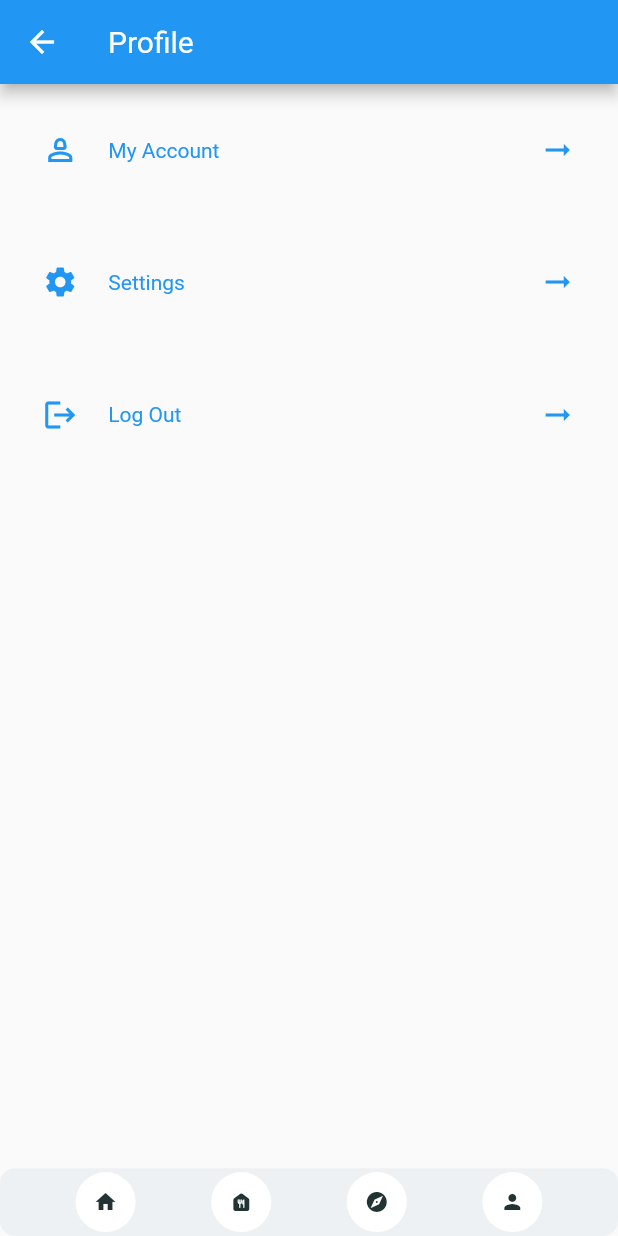
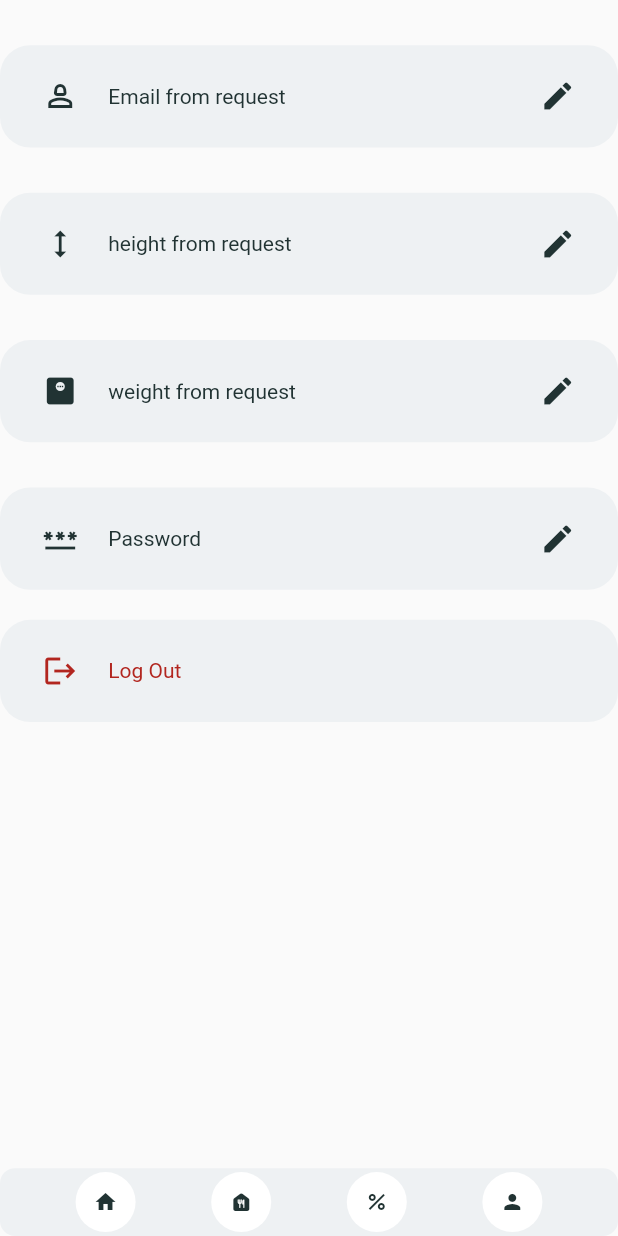
Before and after one commit to MohammedQadumy/diabetes-app, a Flutter app: the ProfilePage screen opened directly, on a phone screen of 412 x 824 dp. Run offline on Flutter 3.47's test engine with Material 2 defaults, Android fonts, the phone set to English and light mode, and no system bars; our stand-ins replace dots_indicator, flutter_rating_bar, get, shared_preferences; missing offline and left inert: dart:ffi; accounts and stored records are empty.

Commit message:
profile_screen_added

```diff
--- a/lib/main.dart
+++ b/lib/main.dart
@@ -1,6 +1,7 @@
 import 'package:diabetes_app/pages/AppPage/mainPage.dart';
 import 'package:diabetes_app/pages/AppPage/new_meal_page.dart';
 import 'package:diabetes_app/pages/signWidgets/signInWidget.dart';
+import 'package:diabetes_app/pages/signWidgets/welcomePage.dart';
 import 'package:diabetes_app/pages/stats/stats_page.dart';
 import 'package:flutter/material.dart';
 import 'package:get/get_navigation/src/root/get_material_app.dart';
@@ -25,12 +26,12 @@ class MyApp extends StatefulWidget{
 class _MyAppState extends State<MyApp>{
   @override
   Widget build(BuildContext context) {
-    // welcomeWidget(), MainPage() ,StatsPage() ,NewMealPage
+    // , MainPage() ,StatsPage() ,NewMealPage
     //MainPage()
     return const GetMaterialApp(
       debugShowCheckedModeBanner: false,
       home: Scaffold(
-        body:  MainPage(),
+        body:  SignInWidget(),
       ),
     );
   }
--- a/lib/pages/AppPage/food_page_body.dart
+++ b/lib/pages/AppPage/food_page_body.dart
@@ -132,7 +132,7 @@ class _FoodPageBodyState extends State<FoodPageBody> {
                             color: AppColors.chipBackground
                           ),
                         child: Padding(padding: EdgeInsets.only(left: Dimensions.height10,top: Dimensions.height10),
-                          child: AppColumn(text: "Testtttttttttttttttttttttttttttttttttttttttt"),
+                          child: const AppColumn(text: "Broccoli & Chicken"),
                         ),
                         ),
                       )
--- a/lib/pages/profilePage/profile_body.dart
+++ b/lib/pages/profilePage/profile_body.dart
@@ -1,20 +1,99 @@
 
 
+import 'package:diabetes_app/components/app_big_text.dart';
+import 'package:diabetes_app/components/app_button.dart';
+import 'package:diabetes_app/components/app_textfield.dart';
 import 'package:diabetes_app/pages/profilePage/profile_menu.dart';
+import 'package:diabetes_app/pages/signWidgets/signInWidget.dart';
 import 'package:diabetes_app/utils/dimenstions.dart';
 import 'package:flutter/cupertino.dart';
 import 'package:flutter/material.dart';
 
-class ProfileBody extends StatelessWidget {
+import '../../utils/colors.dart';
+
+
+
+
+class ProfileBody extends StatefulWidget {
   const ProfileBody({Key? key}) : super(key: key);
+
+  @override
+  State<ProfileBody> createState() => _ProfileBodyState();
+}
+
+class _ProfileBodyState extends State<ProfileBody> {
+
+  TextEditingController oldOverlayController = TextEditingController() ;
+  TextEditingController newOverlayController = TextEditingController() ;
+  TextEditingController confirmPasswordController = TextEditingController() ;
+
+
+  void _openEditInformationOverlay(IconData icon , TextEditingController oldController , TextEditingController newController,  bool isObscureText , String currentInformaion , String hintText){
+    oldOverlayController.text= currentInformaion;
+    showModalBottomSheet(context: context, builder: (ctx){
+      return Container(
+        margin: EdgeInsets.only(top: Dimensions.height20),
+        decoration: BoxDecoration(
+        borderRadius: BorderRadius.circular(Dimensions.radius15)
+        ),
+        height: Dimensions.screenHeight/2,
+
+        child: Column(
+          crossAxisAlignment: CrossAxisAlignment.start,
+          children: [
+            isObscureText==true?AppTextField(controller: oldController, icon: icon, obscureText: isObscureText , hintText: hintText,):Container( margin: EdgeInsets.only(left: Dimensions.height20 , bottom:Dimensions.height20 ) , child: AppBigText(text: currentInformaion)),
+            isObscureText==true?AppTextField(controller: newController, icon: icon, obscureText: true , hintText: "New Passwword"):AppTextField(controller: newController, icon: icon, obscureText: false , hintText: hintText,),
+            if(isObscureText==true)AppTextField(controller: confirmPasswordController , icon: icon, obscureText: true , hintText: "Re-enter your new Password",),
+            Row(
+              children: [
+                GestureDetector(child: AppButton(text: "Cancel") , onTap: (){
+                  Navigator.pop(context);
+                },),
+                GestureDetector(child: AppButton(text: "Confirm") , onTap: null,),
+              ],
+            )
+          ],
+        ),
+      );
+    });
+  }
 
   @override
   Widget build(BuildContext context) {
     return Column(
       children: [
-        ProfileMenu(icon: Icons.person_2_outlined,text: "My Account", pressed: (){},),
-        ProfileMenu(icon: Icons.settings,text: "Settings", pressed: (){},),
-        ProfileMenu(icon: Icons.logout,text: "Log Out", pressed: (){},),
+        ProfileMenu(icon: Icons.person_2_outlined,text: "Email from request", pressed: (){
+          _openEditInformationOverlay(Icons.email , oldOverlayController ,newOverlayController, false , "current: user Email" , "New Email");
+        },),
+        ProfileMenu(icon: Icons.height,text: "height from request", pressed: (){
+          _openEditInformationOverlay(Icons.height , oldOverlayController , newOverlayController,false , "user height" , "New height");
+        },),
+        ProfileMenu(icon: Icons.monitor_weight,text: "weight from request", pressed: (){
+          _openEditInformationOverlay(Icons.monitor_weight , oldOverlayController , newOverlayController,false , "user weight" , "New weight");
+        },),
+        ProfileMenu(icon: Icons.password,text: "Password", pressed: (){
+          _openEditInformationOverlay(Icons.password , oldOverlayController , newOverlayController,true , "" ,"write your current password" );
+        },),
+        Container(padding:  EdgeInsets.symmetric(horizontal: Dimensions.height20,
+            vertical: Dimensions.height10),
+            decoration: BoxDecoration(color: AppColors.chipBackground,
+                borderRadius: BorderRadius.circular(Dimensions.radius20)
+            ),
+            margin: EdgeInsets.only(top: Dimensions.height20),
+            child: TextButton(onPressed: (){Navigator.pushReplacement(context, MaterialPageRoute(builder: (context)=> SignInWidget()));} ,
+              child: Row(
+                children: [
+                  Icon(Icons.logout , color: AppColors.errorColor),
+                  SizedBox(width: Dimensions.height20,),
+                  Expanded(child: Text("Log Out" ,style: TextStyle(color: AppColors.errorColor
+                  ),
+                  )
+                  ),
+                ],
+
+              ),
+            )
+        )
 
       ],
     );
--- a/lib/pages/profilePage/profile_menu.dart
+++ b/lib/pages/profilePage/profile_menu.dart
@@ -2,6 +2,7 @@
 import 'package:flutter/cupertino.dart';
 import 'package:flutter/material.dart';
 
+import '../../utils/colors.dart';
 import '../../utils/dimenstions.dart';
 
 class ProfileMenu extends StatelessWidget {
@@ -17,18 +18,26 @@ class ProfileMenu extends StatelessWidget {
 
   @override
   Widget build(BuildContext context) {
-    return Padding(padding:  EdgeInsets.symmetric(horizontal: Dimensions.height20,
-        vertical: Dimensions.height20),
-      child: TextButton(onPressed: pressed , child: Row(
-        children: [
-          Icon(icon),
-          SizedBox(width: Dimensions.height20,),
-          Expanded(child: Text(text)),
-          Icon(Icons.arrow_right_alt_outlined)
-        ],
+    return Container(padding:  EdgeInsets.symmetric(horizontal: Dimensions.height20,
+        vertical: Dimensions.height10),
+      margin: EdgeInsets.only(top: Dimensions.height30),
+      decoration: BoxDecoration(color: AppColors.chipBackground,
+          borderRadius: BorderRadius.circular(Dimensions.radius20)
+      ),
+      child: TextButton(onPressed: pressed ,
+        child: Row(
+          children: [
+            Icon(icon , color: AppColors.nearlyBlack),
+            SizedBox(width: Dimensions.height20,),
+            Expanded(child: Text(text ,style: TextStyle(color: AppColors.nearlyBlack
+            ),
+            )
+            ),
+            Icon(Icons.edit , color: AppColors.nearlyBlack)
+          ],
 
+        ),
       )
-      ),
-    );
+      );
   }
 }
--- a/lib/pages/profilePage/profile_page.dart
+++ b/lib/pages/profilePage/profile_page.dart
@@ -1,5 +1,6 @@
 
 
+import 'package:diabetes_app/pages/AppPage/mainPage.dart';
 import 'package:diabetes_app/pages/profilePage/profile_body.dart';
 import 'package:flutter/cupertino.dart';
 import 'package:flutter/material.dart';
@@ -7,6 +8,8 @@ import 'package:flutter/material.dart';
 import '../../components/app_icon.dart';
 import '../../utils/colors.dart';
 import '../../utils/dimenstions.dart';
+import '../MealsHistory/meals_history.dart';
+import '../stats/stats_page.dart';
 
 class ProfilePage extends StatefulWidget {
   const ProfilePage({Key? key}) : super(key: key);
@@ -19,7 +22,6 @@ class _ProfilePageState extends State<ProfilePage> {
   @override
   Widget build(BuildContext context) {
     return Scaffold(
-      appBar: AppBar(title: Text("Profile"),),
       body: ProfileBody(),
     bottomNavigationBar: Container(
       height: Dimensions.height45,
@@ -33,15 +35,19 @@ class _ProfilePageState extends State<ProfilePage> {
       // home page icon
       GestureDetector(child: AppIcon(icon: Icons.home),
       onTap: () {
+        Navigator.push(context, MaterialPageRoute(builder: (context)=>  MainPage()));
       },),
       // daily calories , protien , carbs counters and stats
-          AppIcon(icon: Icons.food_bank_rounded),
+      GestureDetector(child:  AppIcon(icon: Icons.food_bank_rounded) , onTap: () {
+        Navigator.push(context, MaterialPageRoute(builder: (context)=>  MealsHistory()));
+      },),
+
       // explore new meals
-          AppIcon(icon: Icons.explore),
+      GestureDetector(child: AppIcon(icon: Icons.percent) , onTap: () {
+        Navigator.push(context, MaterialPageRoute(builder: (context)=>  StatsPage()));
+      },),
       // profile page
-          GestureDetector(child: AppIcon(icon: Icons.person) , onTap: (){
-            Navigator.push(context, MaterialPageRoute(builder: (context)=> ProfilePage()));
-          },
+      GestureDetector(child: AppIcon(icon: Icons.person) , onTap: null
       ),
         ],
       ),
--- a/lib/pages/signWidgets/signInWidget.dart
+++ b/lib/pages/signWidgets/signInWidget.dart
@@ -78,10 +78,10 @@ class SignInWidget extends StatefulWidget{
                AppBigText(text: "Welcome back"),
                SizedBox(height: Dimensions.height20,),
               AppTextField(
-                  controller: _userNameController, hintText: "Enter UserName", icon: Icons.person, obscureText: false,),
+                  controller: _userNameController, hintText: "Email", icon: Icons.person, obscureText: false,),
               SizedBox(height: Dimensions.height20,),
               AppTextField(
-                controller: _passwordController, hintText: "Enter Password", icon: Icons.password, obscureText: true,),
+                controller: _passwordController, hintText: "Password", icon: Icons.password, obscureText: true,),
               Padding(
                 padding:  EdgeInsets.symmetric(horizontal: Dimensions.height20),
                 child: Row(
```
Lines whose indentation alone changed are shown as unchanged.
